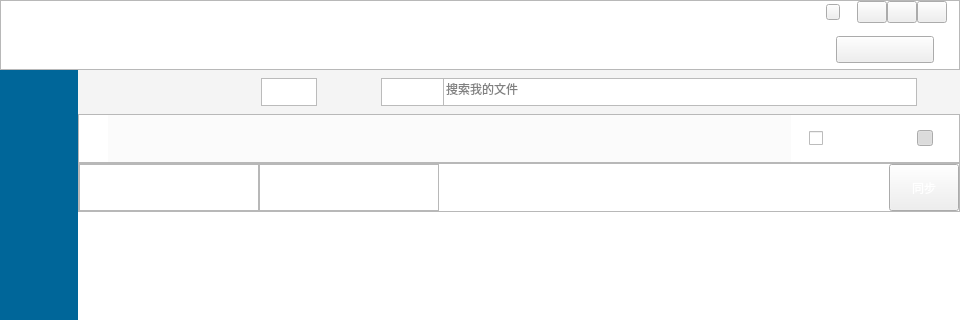
Before: the Qt Designer form src/NetDisk/mainwidget.ui in birdman1992/NetDisk, drawn with Qt 5; both pictures show x 0 to 960 and y 0 to 320 of the 960 by 648 pixel window.
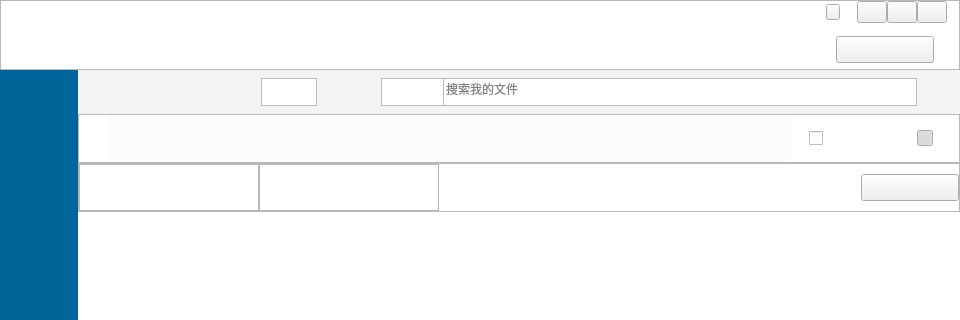
After: the same form once the commit is applied. Icons and pictures are not drawn.

Commit message: 撒花存档，基础同步功能完备

Diff of the .ui file:
```diff
--- a/src/NetDisk/mainwidget.ui
+++ b/src/NetDisk/mainwidget.ui
@@ -105,6 +105,18 @@
           </item>
           <item>
            <widget class="QWidget" name="logo" native="true">
+            <property name="sizePolicy">
+             <sizepolicy hsizetype="Fixed" vsizetype="Fixed">
+              <horstretch>0</horstretch>
+              <verstretch>0</verstretch>
+             </sizepolicy>
+            </property>
+            <property name="minimumSize">
+             <size>
+              <width>254</width>
+              <height>27</height>
+             </size>
+            </property>
             <property name="styleSheet">
              <string notr="true">border-image: url(:/imgs/title/logo1.png);</string>
             </property>
@@ -1295,26 +1307,49 @@
           <item>
            <widget class="QPushButton" name="syncStart">
             <property name="sizePolicy">
-             <sizepolicy hsizetype="Maximum" vsizetype="Maximum">
+             <sizepolicy hsizetype="Fixed" vsizetype="Maximum">
               <horstretch>0</horstretch>
               <verstretch>0</verstretch>
              </sizepolicy>
             </property>
+            <property name="minimumSize">
+             <size>
+              <width>98</width>
+              <height>27</height>
+             </size>
+            </property>
             <property name="maximumSize">
              <size>
               <width>70</width>
-              <height>47</height>
+              <height>27</height>
              </size>
             </property>
             <property name="cursor">
              <cursorShape>PointingHandCursor</cursorShape>
             </property>
             <property name="styleSheet">
-             <string notr="true">border-image: url(:/imgs/Login/login_btn.png);
-color: rgb(255, 255, 255);</string>
+             <string notr="true">#syncStart:!checked{
+border-image: url(:/imgs/一键同步.png);
+color: rgb(255, 255, 255);
+}
+#syncStart:!checked:pressed{
+border-image: url(:/imgs/一键同步hover.png);
+color: rgb(255, 255, 255);
+}
+
+
+#syncStart:checked{
+border-image: url(:/imgs/同步中hover.png);
+}</string>
             </property>
             <property name="text">
-             <string>同步</string>
+             <string/>
+            </property>
+            <property name="checkable">
+             <bool>true</bool>
+            </property>
+            <property name="checked">
+             <bool>false</bool>
             </property>
            </widget>
           </item>
```
Left out of the diff: 2 changed lines with no effect on the pictures. The commit also changes 15 other files.
